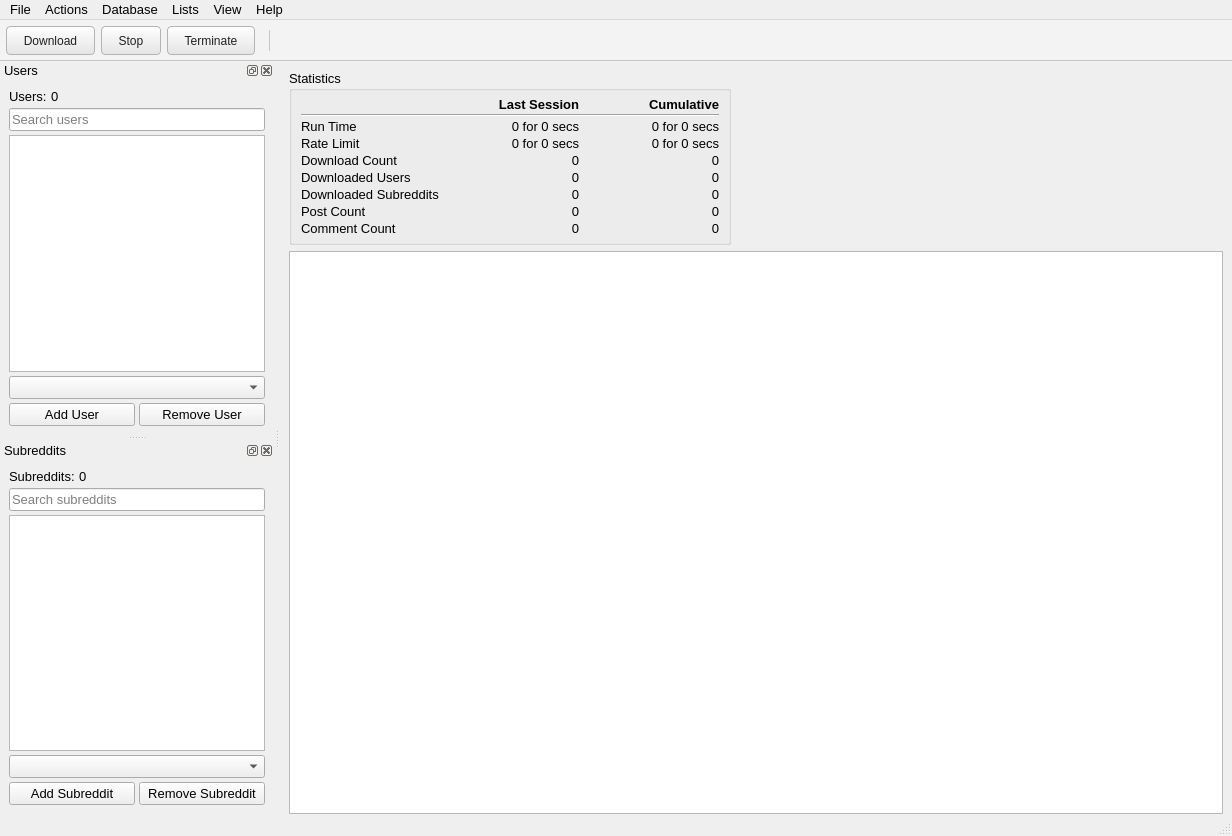
Old version of the form Resources/ui_files/downloader_for_reddit_gui.ui in the repository myanonapps/DownloaderForReddit.
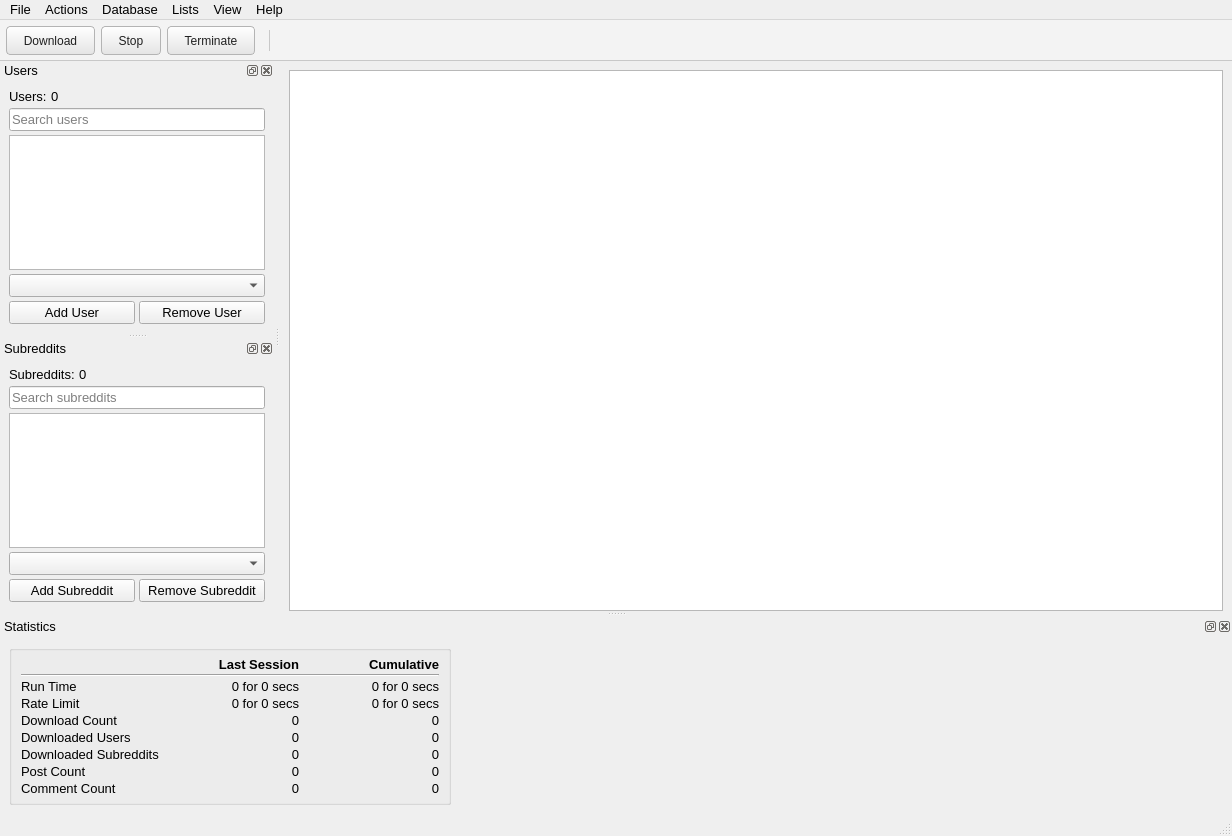
New version of the form. Icons and pictures are not drawn.

What changed in the file:
```diff
--- a/Resources/ui_files/downloader_for_reddit_gui.ui
+++ b/Resources/ui_files/downloader_for_reddit_gui.ui
@@ -30,330 +30,6 @@
     <property name="bottomMargin">
      <number>0</number>
     </property>
-    <item alignment="Qt::AlignLeft">
-     <widget class="QGroupBox" name="stats_group">
-      <property name="sizePolicy">
-       <sizepolicy hsizetype="Maximum" vsizetype="Maximum">
-        <horstretch>0</horstretch>
-        <verstretch>0</verstretch>
-       </sizepolicy>
-      </property>
-      <property name="title">
-       <string>Statistics</string>
-      </property>
-      <layout class="QGridLayout" name="stats_grid_layout" columnminimumwidth="0,120,120">
-       <property name="topMargin">
-        <number>6</number>
-       </property>
-       <property name="bottomMargin">
-        <number>6</number>
-       </property>
-       <property name="horizontalSpacing">
-        <number>20</number>
-       </property>
-       <property name="verticalSpacing">
-        <number>2</number>
-       </property>
-       <item row="0" column="1">
-        <widget class="QLabel" name="last_session_header_label">
-         <property name="font">
-          <font>
-           <pointsize>10</pointsize>
-           <bold>true</bold>
-          </font>
-         </property>
-         <property name="toolTip">
-          <string>Statistics for the current session</string>
-         </property>
-         <property name="text">
-          <string>Last Session</string>
-         </property>
-         <property name="alignment">
-          <set>Qt::AlignRight|Qt::AlignTrailing|Qt::AlignVCenter</set>
-         </property>
-        </widget>
-       </item>
-       <item row="0" column="2">
-        <widget class="QLabel" name="total_session_header_label">
-         <property name="font">
-          <font>
-           <pointsize>10</pointsize>
-           <bold>true</bold>
-          </font>
-         </property>
-         <property name="toolTip">
-          <string>Combined statistics for all sessions since the output was last cleared</string>
-         </property>
-         <property name="text">
-          <string>Cumulative</string>
-         </property>
-         <property name="alignment">
-          <set>Qt::AlignRight|Qt::AlignTrailing|Qt::AlignVCenter</set>
-         </property>
-        </widget>
-       </item>
-       <item row="1" column="0" colspan="3">
-        <widget class="Line" name="stats_header_line">
-         <property name="orientation">
-          <enum>Qt::Horizontal</enum>
-         </property>
-        </widget>
-       </item>
-       <item row="2" column="0">
-        <widget class="QLabel" name="run_time_name_label">
-         <property name="text">
-          <string>Run Time</string>
-         </property>
-         <property name="alignment">
-          <set>Qt::AlignLeading|Qt::AlignLeft|Qt::AlignVCenter</set>
-         </property>
-        </widget>
-       </item>
-       <item row="2" column="1">
-        <widget class="QLabel" name="last_run_time_label">
-         <property name="text">
-          <string>0 for 0 secs</string>
-         </property>
-         <property name="alignment">
-          <set>Qt::AlignRight|Qt::AlignTrailing|Qt::AlignVCenter</set>
-         </property>
-         <property name="textInteractionFlags">
-          <set>Qt::LinksAccessibleByMouse|Qt::TextSelectableByMouse</set>
-         </property>
-        </widget>
-       </item>
-       <item row="2" column="2">
-        <widget class="QLabel" name="total_run_time_label">
-         <property name="text">
-          <string>0 for 0 secs</string>
-         </property>
-         <property name="alignment">
-          <set>Qt::AlignRight|Qt::AlignTrailing|Qt::AlignVCenter</set>
-         </property>
-         <property name="textInteractionFlags">
-          <set>Qt::LinksAccessibleByMouse|Qt::TextSelectableByMouse</set>
-         </property>
-        </widget>
-       </item>
-       <item row="3" column="0">
-        <widget class="QLabel" name="rate_limit_name_label">
-         <property name="text">
-          <string>Rate Limit</string>
-         </property>
-         <property name="alignment">
-          <set>Qt::AlignLeading|Qt::AlignLeft|Qt::AlignVCenter</set>
-         </property>
-        </widget>
-       </item>
-       <item row="3" column="1">
-        <widget class="QLabel" name="last_rate_limit_label">
-         <property name="text">
-          <string>0 for 0 secs</string>
-         </property>
-         <property name="alignment">
-          <set>Qt::AlignRight|Qt::AlignTrailing|Qt::AlignVCenter</set>
-         </property>
-         <property name="textInteractionFlags">
-          <set>Qt::LinksAccessibleByMouse|Qt::TextSelectableByMouse</set>
-         </property>
-        </widget>
-       </item>
-       <item row="3" column="2">
-        <widget class="QLabel" name="total_rate_limit_label">
-         <property name="text">
-          <string>0 for 0 secs</string>
-         </property>
-         <property name="alignment">
-          <set>Qt::AlignRight|Qt::AlignTrailing|Qt::AlignVCenter</set>
-         </property>
-         <property name="textInteractionFlags">
-          <set>Qt::LinksAccessibleByMouse|Qt::TextSelectableByMouse</set>
-         </property>
-        </widget>
-       </item>
-       <item row="4" column="0">
-        <widget class="QLabel" name="download_count_name_label">
-         <property name="text">
-          <string>Download Count</string>
-         </property>
-         <property name="alignment">
-          <set>Qt::AlignLeading|Qt::AlignLeft|Qt::AlignVCenter</set>
-         </property>
-        </widget>
-       </item>
-       <item row="4" column="1">
-        <widget class="QLabel" name="last_download_count_label">
-         <property name="text">
-          <string>0</string>
-         </property>
-         <property name="alignment">
-          <set>Qt::AlignRight|Qt::AlignTrailing|Qt::AlignVCenter</set>
-         </property>
-         <property name="textInteractionFlags">
-          <set>Qt::LinksAccessibleByMouse|Qt::TextSelectableByMouse</set>
-         </property>
-        </widget>
-       </item>
-       <item row="4" column="2">
-        <widget class="QLabel" name="total_download_count_label">
-         <property name="text">
-          <string>0</string>
-         </property>
-         <property name="alignment">
-          <set>Qt::AlignRight|Qt::AlignTrailing|Qt::AlignVCenter</set>
-         </property>
-         <property name="textInteractionFlags">
-          <set>Qt::LinksAccessibleByMouse|Qt::TextSelectableByMouse</set>
-         </property>
-        </widget>
-       </item>
-       <item row="5" column="0">
-        <widget class="QLabel" name="downloaded_users_name_label">
-         <property name="text">
-          <string>Downloaded Users</string>
-         </property>
-         <property name="alignment">
-          <set>Qt::AlignLeading|Qt::AlignLeft|Qt::AlignVCenter</set>
-         </property>
-        </widget>
-       </item>
-       <item row="5" column="1">
-        <widget class="QLabel" name="last_downloaded_users_label">
-         <property name="text">
-          <string>0</string>
-         </property>
-         <property name="alignment">
-          <set>Qt::AlignRight|Qt::AlignTrailing|Qt::AlignVCenter</set>
-         </property>
-         <property name="textInteractionFlags">
-          <set>Qt::LinksAccessibleByMouse|Qt::TextSelectableByMouse</set>
-         </property>
-        </widget>
-       </item>
-       <item row="5" column="2">
-        <widget class="QLabel" name="total_downloaded_users_label">
-         <property name="text">
-          <string>0</string>
-         </property>
-         <property name="alignment">
-          <set>Qt::AlignRight|Qt::AlignTrailing|Qt::AlignVCenter</set>
-         </property>
-         <property name="textInteractionFlags">
-          <set>Qt::LinksAccessibleByMouse|Qt::TextSelectableByMouse</set>
-         </property>
-        </widget>
-       </item>
-       <item row="6" column="0">
-        <widget class="QLabel" name="downloaded_subreddits_name_label">
-         <property name="text">
-          <string>Downloaded Subreddits</string>
-         </property>
-         <property name="alignment">
-          <set>Qt::AlignLeading|Qt::AlignLeft|Qt::AlignVCenter</set>
-         </property>
-        </widget>
-       </item>
-       <item row="6" column="1">
-        <widget class="QLabel" name="last_downloaded_subreddits_label">
-         <property name="text">
-          <string>0</string>
-         </property>
-         <property name="alignment">
-          <set>Qt::AlignRight|Qt::AlignTrailing|Qt::AlignVCenter</set>
-         </property>
-         <property name="textInteractionFlags">
-          <set>Qt::LinksAccessibleByMouse|Qt::TextSelectableByMouse</set>
-         </property>
-        </widget>
-       </item>
-       <item row="6" column="2">
-        <widget class="QLabel" name="total_downloaded_subreddits_label">
-         <property name="text">
-          <string>0</string>
-         </property>
-         <property name="alignment">
-          <set>Qt::AlignRight|Qt::AlignTrailing|Qt::AlignVCenter</set>
-         </property>
-         <property name="textInteractionFlags">
-          <set>Qt::LinksAccessibleByMouse|Qt::TextSelectableByMouse</set>
-         </property>
-        </widget>
-       </item>
-       <item row="7" column="0">
-        <widget class="QLabel" name="post_count_name_label">
-         <property name="text">
-          <string>Post Count</string>
-         </property>
-         <property name="alignment">
-          <set>Qt::AlignLeading|Qt::AlignLeft|Qt::AlignVCenter</set>
-         </property>
-        </widget>
-       </item>
-       <item row="7" column="1">
-        <widget class="QLabel" name="last_post_count_label">
-         <property name="text">
-          <string>0</string>
-         </property>
-         <property name="alignment">
-          <set>Qt::AlignRight|Qt::AlignTrailing|Qt::AlignVCenter</set>
-         </property>
-         <property name="textInteractionFlags">
-          <set>Qt::LinksAccessibleByMouse|Qt::TextSelectableByMouse</set>
-         </property>
-        </widget>
-       </item>
-       <item row="7" column="2">
-        <widget class="QLabel" name="total_post_count_label">
-         <property name="text">
-          <string>0</string>
-         </property>
-         <property name="alignment">
-          <set>Qt::AlignRight|Qt::AlignTrailing|Qt::AlignVCenter</set>
-         </property>
-         <property name="textInteractionFlags">
-          <set>Qt::LinksAccessibleByMouse|Qt::TextSelectableByMouse</set>
-         </property>
-        </widget>
-       </item>
-       <item row="8" column="0">
-        <widget class="QLabel" name="comment_count_name_label">
-         <property name="text">
-          <string>Comment Count</string>
-         </property>
-         <property name="alignment">
-          <set>Qt::AlignLeading|Qt::AlignLeft|Qt::AlignVCenter</set>
-         </property>
-        </widget>
-       </item>
-       <item row="8" column="1">
-        <widget class="QLabel" name="last_comment_count_label">
-         <property name="text">
-          <string>0</string>
-         </property>
-         <property name="alignment">
-          <set>Qt::AlignRight|Qt::AlignTrailing|Qt::AlignVCenter</set>
-         </property>
-         <property name="textInteractionFlags">
-          <set>Qt::LinksAccessibleByMouse|Qt::TextSelectableByMouse</set>
-         </property>
-        </widget>
-       </item>
-       <item row="8" column="2">
-        <widget class="QLabel" name="total_comment_count_label">
-         <property name="text">
-          <string>0</string>
-         </property>
-         <property name="alignment">
-          <set>Qt::AlignRight|Qt::AlignTrailing|Qt::AlignVCenter</set>
-         </property>
-         <property name="textInteractionFlags">
-          <set>Qt::LinksAccessibleByMouse|Qt::TextSelectableByMouse</set>
-         </property>
-        </widget>
-       </item>
-      </layout>
-     </widget>
-    </item>
     <item>
      <widget class="QListView" name="output_list_view">
       <property name="styleSheet">
@@ -762,6 +438,345 @@
     </layout>
    </widget>
   </widget>
+  <widget class="QDockWidget" name="stats_dock">
+   <property name="windowTitle">
+    <string>Statistics</string>
+   </property>
+   <attribute name="dockWidgetArea">
+    <number>8</number>
+   </attribute>
+   <widget class="QWidget" name="stats_dock_contents">
+    <layout class="QVBoxLayout" name="stats_dock_layout">
+     <item alignment="Qt::AlignLeft|Qt::AlignTop">
+      <widget class="QGroupBox" name="stats_group">
+       <property name="sizePolicy">
+        <sizepolicy hsizetype="Maximum" vsizetype="Maximum">
+         <horstretch>0</horstretch>
+         <verstretch>0</verstretch>
+        </sizepolicy>
+       </property>
+       <property name="title">
+        <string/>
+       </property>
+       <property name="flat">
+        <bool>true</bool>
+       </property>
+       <layout class="QGridLayout" name="stats_grid_layout" columnminimumwidth="0,120,120">
+        <property name="topMargin">
+         <number>6</number>
+        </property>
+        <property name="bottomMargin">
+         <number>6</number>
+        </property>
+        <property name="horizontalSpacing">
+         <number>20</number>
+        </property>
+        <property name="verticalSpacing">
+         <number>2</number>
+        </property>
+        <item row="0" column="1">
+         <widget class="QLabel" name="last_session_header_label">
+          <property name="font">
+           <font>
+            <pointsize>10</pointsize>
+            <bold>true</bold>
+           </font>
+          </property>
+          <property name="toolTip">
+           <string>Statistics for the current session</string>
+          </property>
+          <property name="text">
+           <string>Last Session</string>
+          </property>
+          <property name="alignment">
+           <set>Qt::AlignRight|Qt::AlignTrailing|Qt::AlignVCenter</set>
+          </property>
+         </widget>
+        </item>
+        <item row="0" column="2">
+         <widget class="QLabel" name="total_session_header_label">
+          <property name="font">
+           <font>
+            <pointsize>10</pointsize>
+            <bold>true</bold>
+           </font>
+          </property>
+          <property name="toolTip">
+           <string>Combined statistics for all sessions since the output was last cleared</string>
+          </property>
+          <property name="text">
+           <string>Cumulative</string>
+          </property>
+          <property name="alignment">
+           <set>Qt::AlignRight|Qt::AlignTrailing|Qt::AlignVCenter</set>
+          </property>
+         </widget>
+        </item>
+        <item row="1" column="0" colspan="3">
+         <widget class="Line" name="stats_header_line">
+          <property name="orientation">
+           <enum>Qt::Horizontal</enum>
+          </property>
+         </widget>
+        </item>
+        <item row="2" column="0">
+         <widget class="QLabel" name="run_time_name_label">
+          <property name="text">
+           <string>Run Time</string>
+          </property>
+          <property name="alignment">
+           <set>Qt::AlignLeading|Qt::AlignLeft|Qt::AlignVCenter</set>
+          </property>
+         </widget>
+        </item>
+        <item row="2" column="1">
+         <widget class="QLabel" name="last_run_time_label">
+          <property name="text">
+           <string>0 for 0 secs</string>
+          </property>
+          <property name="alignment">
+           <set>Qt::AlignRight|Qt::AlignTrailing|Qt::AlignVCenter</set>
+          </property>
+          <property name="textInteractionFlags">
+           <set>Qt::LinksAccessibleByMouse|Qt::TextSelectableByMouse</set>
+          </property>
+         </widget>
+        </item>
+        <item row="2" column="2">
+         <widget class="QLabel" name="total_run_time_label">
+          <property name="text">
+           <string>0 for 0 secs</string>
+          </property>
+          <property name="alignment">
+           <set>Qt::AlignRight|Qt::AlignTrailing|Qt::AlignVCenter</set>
+          </property>
+          <property name="textInteractionFlags">
+           <set>Qt::LinksAccessibleByMouse|Qt::TextSelectableByMouse</set>
+          </property>
+         </widget>
+        </item>
+        <item row="3" column="0">
+         <widget class="QLabel" name="rate_limit_name_label">
+          <property name="text">
+           <string>Rate Limit</string>
+          </property>
+          <property name="alignment">
+           <set>Qt::AlignLeading|Qt::AlignLeft|Qt::AlignVCenter</set>
+          </property>
+         </widget>
+        </item>
+        <item row="3" column="1">
+         <widget class="QLabel" name="last_rate_limit_label">
+          <property name="text">
+           <string>0 for 0 secs</string>
+          </property>
+          <property name="alignment">
+           <set>Qt::AlignRight|Qt::AlignTrailing|Qt::AlignVCenter</set>
+          </property>
+          <property name="textInteractionFlags">
+           <set>Qt::LinksAccessibleByMouse|Qt::TextSelectableByMouse</set>
+          </property>
+         </widget>
+        </item>
+        <item row="3" column="2">
+         <widget class="QLabel" name="total_rate_limit_label">
+          <property name="text">
+           <string>0 for 0 secs</string>
+          </property>
+          <property name="alignment">
+           <set>Qt::AlignRight|Qt::AlignTrailing|Qt::AlignVCenter</set>
+          </property>
+          <property name="textInteractionFlags">
+           <set>Qt::LinksAccessibleByMouse|Qt::TextSelectableByMouse</set>
+          </property>
+         </widget>
+        </item>
+        <item row="4" column="0">
+         <widget class="QLabel" name="download_count_name_label">
+          <property name="text">
+           <string>Download Count</string>
+          </property>
+          <property name="alignment">
+           <set>Qt::AlignLeading|Qt::AlignLeft|Qt::AlignVCenter</set>
+          </property>
+         </widget>
+        </item>
+        <item row="4" column="1">
+         <widget class="QLabel" name="last_download_count_label">
+          <property name="text">
+           <string>0</string>
+          </property>
+          <property name="alignment">
+           <set>Qt::AlignRight|Qt::AlignTrailing|Qt::AlignVCenter</set>
+          </property>
+          <property name="textInteractionFlags">
+           <set>Qt::LinksAccessibleByMouse|Qt::TextSelectableByMouse</set>
+          </property>
+         </widget>
+        </item>
+        <item row="4" column="2">
+         <widget class="QLabel" name="total_download_count_label">
+          <property name="text">
+           <string>0</string>
+          </property>
+          <property name="alignment">
+           <set>Qt::AlignRight|Qt::AlignTrailing|Qt::AlignVCenter</set>
+          </property>
+          <property name="textInteractionFlags">
+           <set>Qt::LinksAccessibleByMouse|Qt::TextSelectableByMouse</set>
+          </property>
+         </widget>
+        </item>
+        <item row="5" column="0">
+         <widget class="QLabel" name="downloaded_users_name_label">
+          <property name="text">
+           <string>Downloaded Users</string>
+          </property>
+          <property name="alignment">
+           <set>Qt::AlignLeading|Qt::AlignLeft|Qt::AlignVCenter</set>
+          </property>
+         </widget>
+        </item>
+        <item row="5" column="1">
+         <widget class="QLabel" name="last_downloaded_users_label">
+          <property name="text">
+           <string>0</string>
+          </property>
+          <property name="alignment">
+           <set>Qt::AlignRight|Qt::AlignTrailing|Qt::AlignVCenter</set>
+          </property>
+          <property name="textInteractionFlags">
+           <set>Qt::LinksAccessibleByMouse|Qt::TextSelectableByMouse</set>
+          </property>
+         </widget>
+        </item>
+        <item row="5" column="2">
+         <widget class="QLabel" name="total_downloaded_users_label">
+          <property name="text">
+           <string>0</string>
+          </property>
+          <property name="alignment">
+           <set>Qt::AlignRight|Qt::AlignTrailing|Qt::AlignVCenter</set>
+          </property>
+          <property name="textInteractionFlags">
+           <set>Qt::LinksAccessibleByMouse|Qt::TextSelectableByMouse</set>
+          </property>
+         </widget>
+        </item>
+        <item row="6" column="0">
+         <widget class="QLabel" name="downloaded_subreddits_name_label">
+          <property name="text">
+           <string>Downloaded Subreddits</string>
+          </property>
+          <property name="alignment">
+           <set>Qt::AlignLeading|Qt::AlignLeft|Qt::AlignVCenter</set>
+          </property>
+         </widget>
+        </item>
+        <item row="6" column="1">
+         <widget class="QLabel" name="last_downloaded_subreddits_label">
+          <property name="text">
+           <string>0</string>
+          </property>
+          <property name="alignment">
+           <set>Qt::AlignRight|Qt::AlignTrailing|Qt::AlignVCenter</set>
+          </property>
+          <property name="textInteractionFlags">
+           <set>Qt::LinksAccessibleByMouse|Qt::TextSelectableByMouse</set>
+          </property>
+         </widget>
+        </item>
+        <item row="6" column="2">
+         <widget class="QLabel" name="total_downloaded_subreddits_label">
+          <property name="text">
+           <string>0</string>
+          </property>
+          <property name="alignment">
+           <set>Qt::AlignRight|Qt::AlignTrailing|Qt::AlignVCenter</set>
+          </property>
+          <property name="textInteractionFlags">
+           <set>Qt::LinksAccessibleByMouse|Qt::TextSelectableByMouse</set>
+          </property>
+         </widget>
+        </item>
+        <item row="7" column="0">
+         <widget class="QLabel" name="post_count_name_label">
+          <property name="text">
+           <string>Post Count</string>
+          </property>
+          <property name="alignment">
+           <set>Qt::AlignLeading|Qt::AlignLeft|Qt::AlignVCenter</set>
+          </property>
+         </widget>
+        </item>
+        <item row="7" column="1">
+         <widget class="QLabel" name="last_post_count_label">
+          <property name="text">
+           <string>0</string>
+          </property>
+          <property name="alignment">
+           <set>Qt::AlignRight|Qt::AlignTrailing|Qt::AlignVCenter</set>
+          </property>
+          <property name="textInteractionFlags">
+           <set>Qt::LinksAccessibleByMouse|Qt::TextSelectableByMouse</set>
+          </property>
+         </widget>
+        </item>
+        <item row="7" column="2">
+         <widget class="QLabel" name="total_post_count_label">
+          <property name="text">
+           <string>0</string>
+          </property>
+          <property name="alignment">
+           <set>Qt::AlignRight|Qt::AlignTrailing|Qt::AlignVCenter</set>
+          </property>
+          <property name="textInteractionFlags">
+           <set>Qt::LinksAccessibleByMouse|Qt::TextSelectableByMouse</set>
+          </property>
+         </widget>
+        </item>
+        <item row="8" column="0">
+         <widget class="QLabel" name="comment_count_name_label">
+          <property name="text">
+           <string>Comment Count</string>
+          </property>
+          <property name="alignment">
+           <set>Qt::AlignLeading|Qt::AlignLeft|Qt::AlignVCenter</set>
+          </property>
+         </widget>
+        </item>
+        <item row="8" column="1">
+         <widget class="QLabel" name="last_comment_count_label">
+          <property name="text">
+           <string>0</string>
+          </property>
+          <property name="alignment">
+           <set>Qt::AlignRight|Qt::AlignTrailing|Qt::AlignVCenter</set>
+          </property>
+          <property name="textInteractionFlags">
+           <set>Qt::LinksAccessibleByMouse|Qt::TextSelectableByMouse</set>
+          </property>
+         </widget>
+        </item>
+        <item row="8" column="2">
+         <widget class="QLabel" name="total_comment_count_label">
+          <property name="text">
+           <string>0</string>
+          </property>
+          <property name="alignment">
+           <set>Qt::AlignRight|Qt::AlignTrailing|Qt::AlignVCenter</set>
+          </property>
+          <property name="textInteractionFlags">
+           <set>Qt::LinksAccessibleByMouse|Qt::TextSelectableByMouse</set>
+          </property>
+         </widget>
+        </item>
+       </layout>
+      </widget>
+     </item>
+    </layout>
+   </widget>
+  </widget>
   <widget class="QStatusBar" name="statusbar"/>
   <action name="add_user_list_menu_item">
    <property name="text">
```
